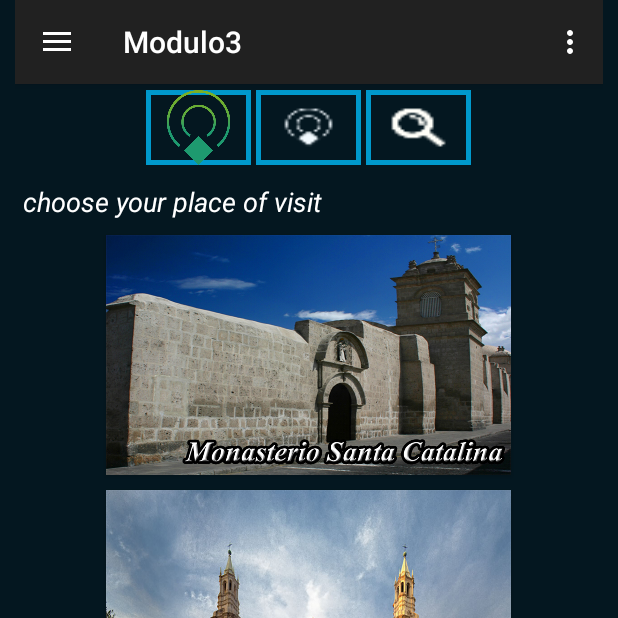
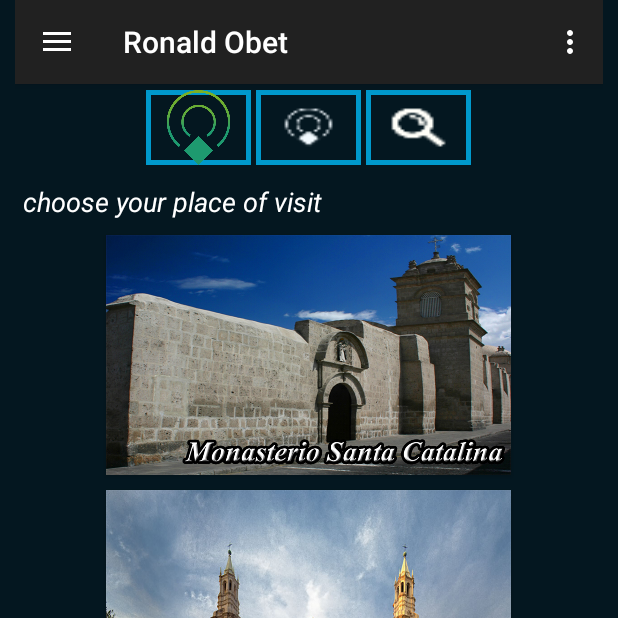
Before and after one commit to obetronald/Beacons, an Android app: the Modulo3 screen opened directly, with no data from a screen before it, on a phone screen of 412 x 824 dp, the top half of it. Run offline under Robolectric (Android 15) with nearby library versions, the phone set to English and light mode, and no system bars; network calls fail.

Commit message:
manifest
actualizado

```diff
--- a/app/src/main/AndroidManifest.xml
+++ b/app/src/main/AndroidManifest.xml
@@ -23,7 +23,7 @@
         android:theme="@style/Theme.AppCompat.NoActionBar">
         <activity
             android:name=".Modulo3"
-            android:label="@string/title_activity_modulo3"
+            android:label="Ronald Obet"
             android:theme="@style/NoActionBar" />
         <activity android:name=".Plaza" />
         <activity android:name=".Moral" />
--- a/app/src/main/res/layout/activity_login.xml
+++ b/app/src/main/res/layout/activity_login.xml
@@ -1,5 +1,6 @@
 <?xml version="1.0" encoding="utf-8"?>
-<android.support.constraint.ConstraintLayout xmlns:android="http://schemas.android.com/apk/res/android"
+<android.support.constraint.ConstraintLayout
+    xmlns:android="http://schemas.android.com/apk/res/android"
     xmlns:app="http://schemas.android.com/apk/res-auto"
     xmlns:tools="http://schemas.android.com/tools"
     android:layout_width="match_parent"
--- a/app/src/main/res/layout/app_bar_modulo3.xml
+++ b/app/src/main/res/layout/app_bar_modulo3.xml
@@ -38,7 +38,7 @@
             app:srcCompat="@drawable/conex"
             android:background="@drawable/button_busqueda"
             android:scaleType="fitCenter"
-            android:textColor="@android:color/background_light" />
+             />
 
         <ImageButton
             android:id="@+id/imageConexionb"
@@ -48,8 +48,7 @@
             android:background="@drawable/button_busqueda"
             android:foreground="@drawable/ic_cone"
             android:scaleType="fitCenter"
-
-            android:textColor="@android:color/background_light" />
+ />
 
         <ImageButton
             android:id="@+id/imageBusquedab"
```
